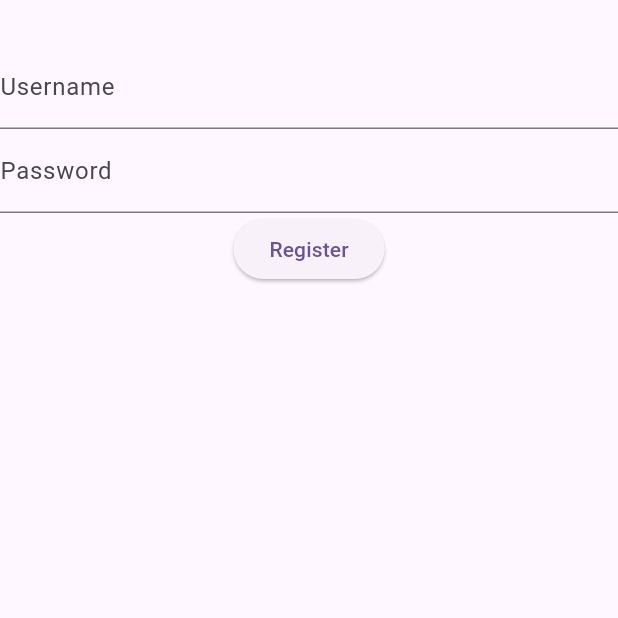
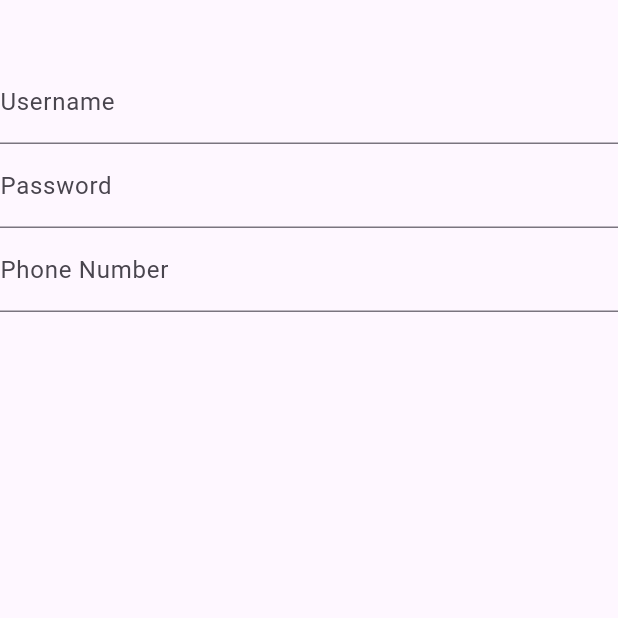
Before and after one commit to NischalGirii/Flutter, a Flutter app: the screen it shows after launch, on a phone screen of 412 x 824 dp, the top half of it. Run offline on Flutter 3.47's test engine with Material 3 defaults, Android fonts, the phone set to English and light mode, and no system bars; our stand-ins replace shared_preferences; missing offline and left inert: dart:ffi.

Commit message:
Form Validation

```diff
--- /dev/null
+++ b/flutter_application_1/lib/formValidation/validation.dart
@@ -0,0 +1,59 @@
+import 'package:flutter/material.dart';
+
+class Validation extends StatefulWidget {
+  const Validation({super.key});
+
+  @override
+  State<Validation> createState() => _ValidationState();
+}
+
+class _ValidationState extends State<Validation> {
+  @override
+    final _formKey = GlobalKey<FormState>();
+    TextEditingController usernameController = TextEditingController();
+    TextEditingController passwordController = TextEditingController();
+    TextEditingController phoneController = TextEditingController();
+
+
+
+
+  @override
+  Widget build(BuildContext context) {
+    return Scaffold(
+      body: Form(
+        key: _formKey,
+        child: Column(
+          children: [
+            SizedBox(height: 40,),
+            TextField(
+              controller: usernameController,
+              decoration: InputDecoration(
+                labelText: "Username"
+              ),
+
+
+            ),
+            TextField(
+              controller: passwordController,
+              obscureText: true,
+              decoration: InputDecoration(
+
+                labelText: "Password"
+              ),
+
+
+            ),
+            TextField(
+              controller: phoneController,
+              decoration: InputDecoration(
+                labelText: "Phone Number"
+              ),
+
+
+            )
+          ],
+        ),
+      ),
+    );
+  }
+}
--- a/flutter_application_1/lib/main.dart
+++ b/flutter_application_1/lib/main.dart
@@ -5,6 +5,7 @@ import 'package:flutter_application_1/Account/createAccount.dart';
 import 'package:flutter_application_1/design.dart';
 import 'package:flutter_application_1/designR.dart';
 import 'package:flutter_application_1/Account/homeAccount.dart';
+import 'package:flutter_application_1/formValidation/validation.dart';
 import 'package:flutter_application_1/listView.dart';
 import 'package:flutter_application_1/localVariable/localstorage.dart';
 import 'package:flutter_application_1/login.dart';
@@ -34,7 +35,7 @@ class First extends StatelessWidget {
 
         colorScheme: .fromSeed(seedColor: Colors.deepPurple),
       ),
-      home:  Localstorage(),
+      home:  Validation(),
     );
   }
 }
```
Also changed, not shown: flutter_application_1/lib/Account/homeAccount.dart (+14 -2 lines), flutter_application_1/lib/localVariable/login.dart (+10 -1 lines).
